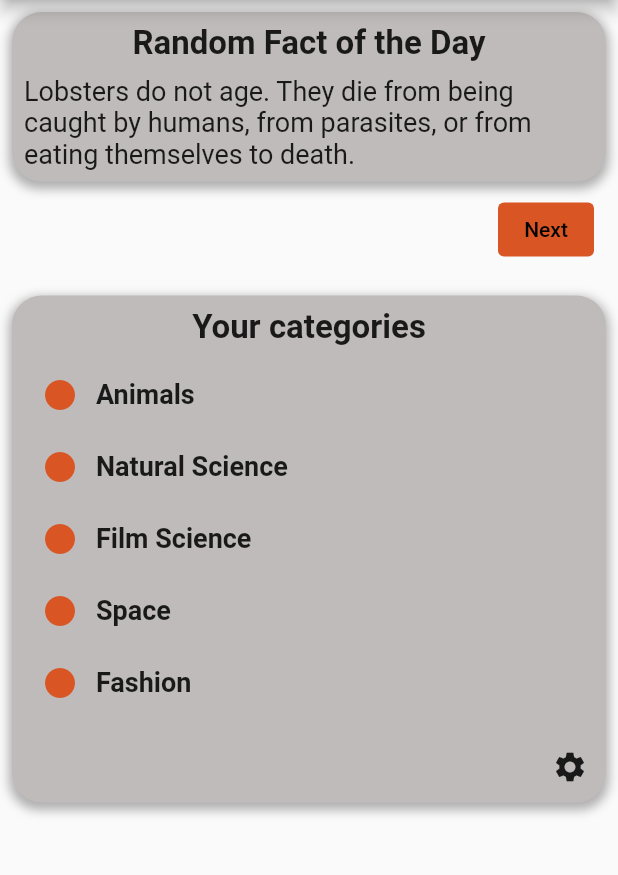
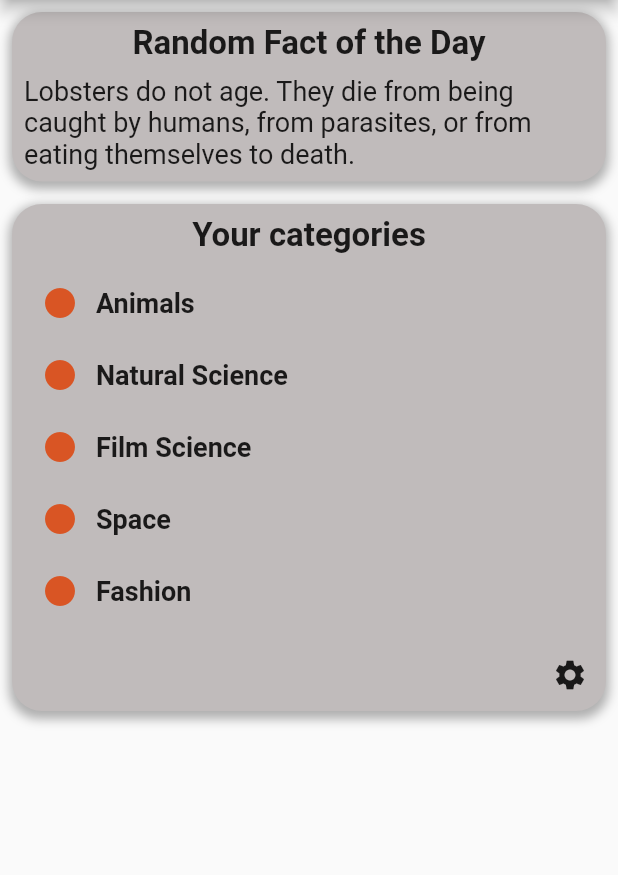
Before and after one commit to gu-tig333-ht23/grupp5, a Flutter app: the DailyFactPage screen opened directly, on a phone screen of 412 x 824 dp, the part 84-959 px from its top. Run offline on Flutter 3.47's test engine with Material 2 defaults, Android fonts, the phone set to English and light mode, and no system bars; our stand-ins replace dio.

Commit message:
tog bort next-knappen

```diff
--- a/good_morning/lib/ui/daily_fact/daily_fact_ui.dart
+++ b/good_morning/lib/ui/daily_fact/daily_fact_ui.dart
@@ -53,23 +53,7 @@ class DailyFactPage extends StatelessWidget {
                 ],
               ),
             ),
-            Container(
-              alignment: Alignment.topRight,
-              decoration: BoxDecoration(
-                borderRadius: BorderRadius.circular(20),
-              ),
-              child: Padding(
-                padding: const EdgeInsets.only(
-                    right: 8.0, left: 8, top: 8, bottom: 20),
-                child: TextButton(
-                  style: TextButton.styleFrom(
-                      backgroundColor: const Color(0xFFD95524),
-                      foregroundColor: Colors.black),
-                  onPressed: () {},
-                  child: const Text('Next'),
-                ),
-              ),
-            ),
+            SizedBox(height: 15),
             Container(
               decoration: BoxDecoration(
                 color: const Color.fromARGB(255, 192, 187, 187),
```
